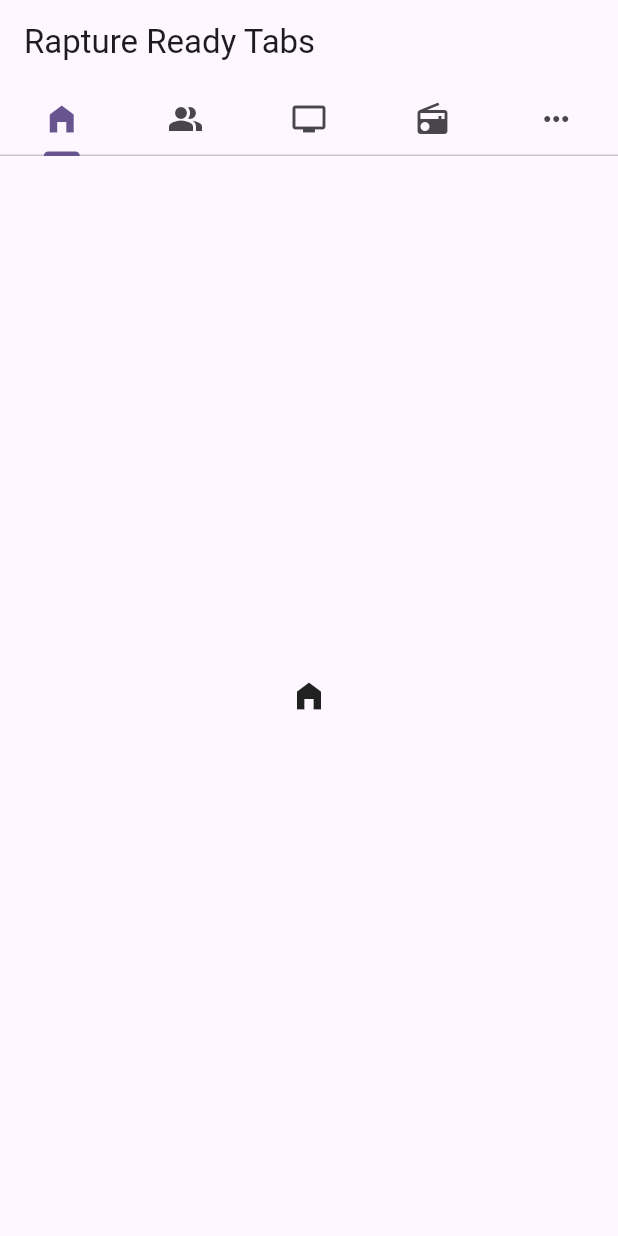
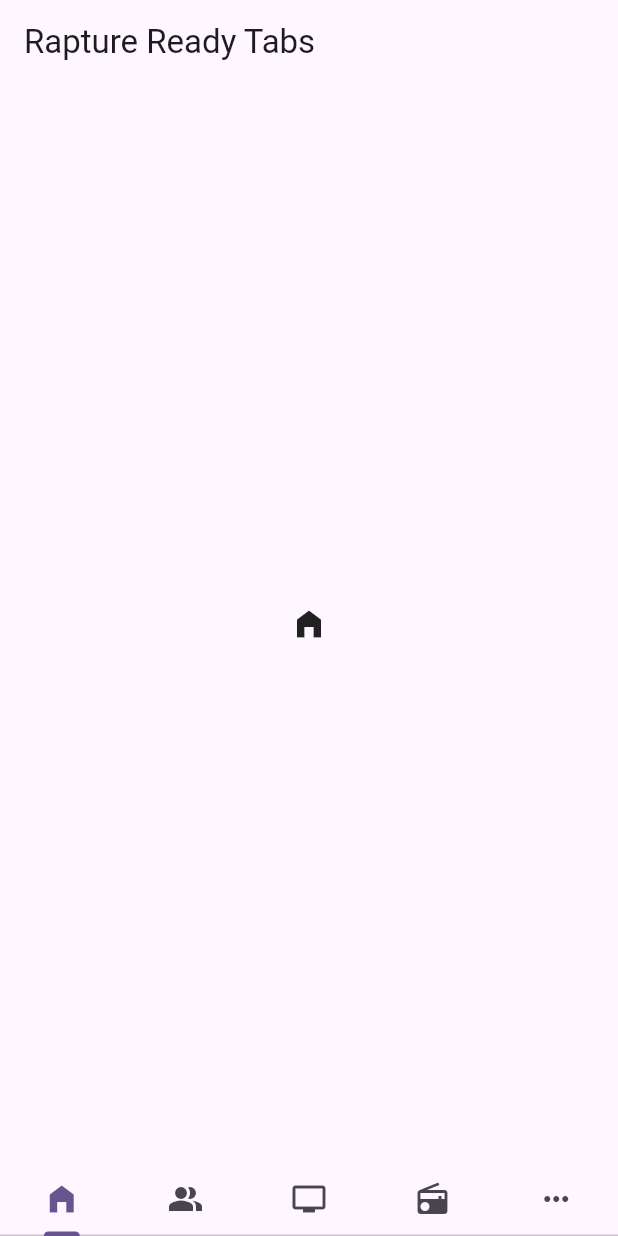
Before and after one commit to vmedia7/vertizontal-media-flutter-app, a Flutter app: the screen it shows after launch, on a phone screen of 412 x 824 dp. Run offline on Flutter 3.47's test engine with Material 3 defaults, Android fonts, the phone set to English and light mode, and no system bars.

```diff
--- a/lib/main.dart
+++ b/lib/main.dart
@@ -34,7 +34,9 @@ class MyApp extends StatelessWidget {
         length: 5,
         child: Scaffold(
           appBar: AppBar(
-            bottom: const TabBar(
+            title: const Text('Rapture Ready Tabs'),
+          ),
+          bottomNavigationBar: const TabBar(
               tabs: [
                 Tab(icon: Icon(Icons.home_filled)),
                 Tab(icon: Icon(Icons.people_alt)),
@@ -43,8 +45,7 @@ class MyApp extends StatelessWidget {
                 Tab(icon: Icon(Icons.more_horiz)),
               ],
             ),
-            title: const Text('Rapture Ready Tabs'),
-          ),
+
           body: const TabBarView(
             children: [
               Icon(Icons.home_filled),
--- a/pubspec.yaml
+++ b/pubspec.yaml
@@ -16,7 +16,7 @@ publish_to: 'none' # Remove this line if you wish to publish to pub.dev
 # https://developer.apple.com/library/archive/documentation/General/Reference/InfoPlistKeyReference/Articles/CoreFoundationKeys.html
 # In Windows, build-name is used as the major, minor, and patch parts
 # of the product and file versions while build-number is used as the build suffix.
-version: 1.0.1+1
+version: 1.0.2+1
 
 environment:
   sdk: ^3.8.1
```
